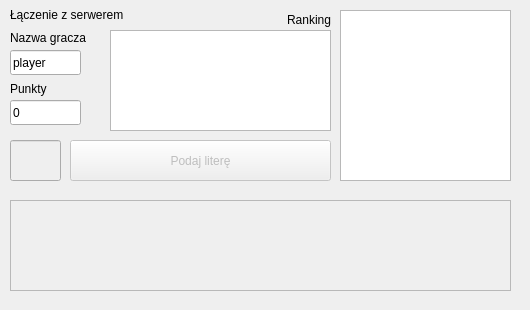
This is Wisielec/gamewindow.ui in Dombearx/Wisielec as Qt 5 draws it before an edit. The edited form follows.
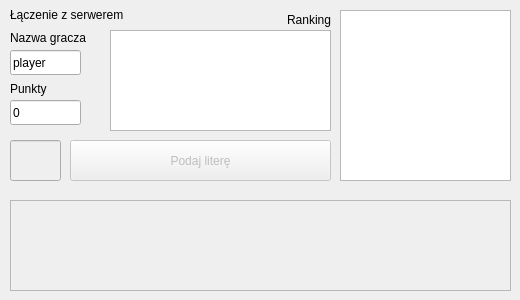
This is the edited form.

```diff
--- a/Wisielec/gamewindow.ui
+++ b/Wisielec/gamewindow.ui
@@ -9,8 +9,8 @@
    <rect>
     <x>0</x>
     <y>0</y>
-    <width>530</width>
-    <height>310</height>
+    <width>520</width>
+    <height>300</height>
    </rect>
   </property>
   <property name="windowTitle">
```
